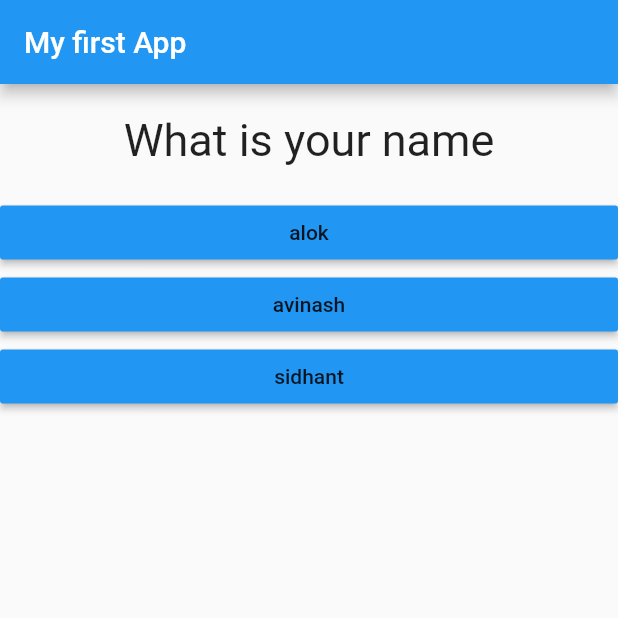
After one commit to aloksingh3112/Flutter-Quiz-App, a Flutter app: the screen it shows after launch, on a phone screen of 412 x 824 dp, the top half of it. The commit adds this screen. Run offline on Flutter 3.47's test engine with Material 2 defaults, Android fonts, the phone set to English and light mode, and no system bars.

Commit message:
added quiz widget

```diff
--- a/lib/main.dart
+++ b/lib/main.dart
@@ -1,8 +1,7 @@
 import 'package:flutter/material.dart';
 
 
-import './question.dart';
-import './answer.dart';
+import './quiz.dart';
 
 void main(){
   runApp(MyApp());
@@ -44,16 +43,7 @@ class MyAppState extends State<MyApp>{
       appBar:AppBar(
         title: Text('My first App'),
       ),
-      body:index<questions.length?Column(
-        children: [
-          Question(questions[index]['question']),
-         ...(questions[index]['answers'] as List<String>).map((answer){
-           return Answer(buttonPressed,answer);
-         }).toList()
-
-
-        ],
-      ):Center(
+      body:index<questions.length?Quiz(buttonPressed,questions,index):Center(
         child: Text('You did it'),
       ),
     ),);
--- /dev/null
+++ b/lib/quiz.dart
@@ -0,0 +1,25 @@
+
+
+import 'package:flutter/material.dart';
+import './question.dart';
+import './answer.dart';
+
+class Quiz extends StatelessWidget{
+  final Function buttonPressed;
+  final List questions;
+  final  index;
+  Quiz(this.buttonPressed,this.questions,this.index);
+  @override
+  Widget build(BuildContext ctx){
+    return Column(
+        children: [
+          Question(questions[index]['question']),
+         ...(questions[index]['answers'] as List<String>).map((answer){
+           return Answer(buttonPressed,answer);
+         }).toList()
+
+
+        ],
+      );
+  }
+}
```
